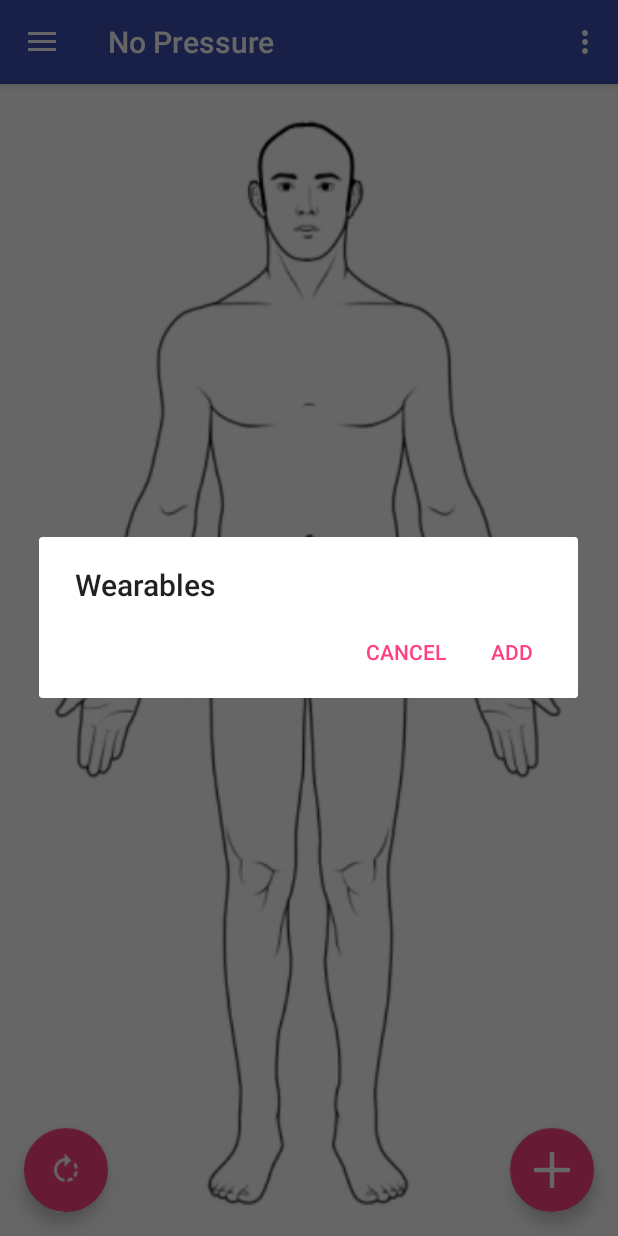
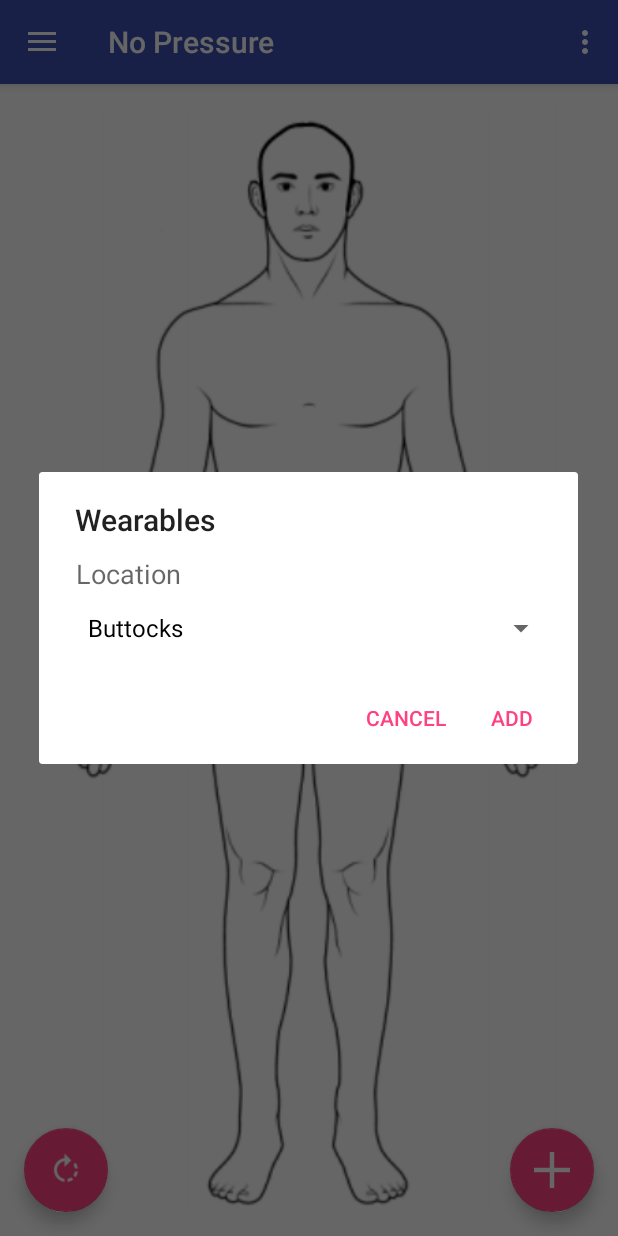
Before and after one commit to michechuang/no-pressure, an Android app: the screen it shows after launch (MainActivity), after a tap on an icon or button, on a phone screen of 412 x 824 dp. Run offline under Robolectric (Android 15) with nearby library versions, the phone set to English and light mode, and no system bars.

Commit message:
Hacked shit

```diff
--- a/app/NoPressure/app/src/main/AndroidManifest.xml
+++ b/app/NoPressure/app/src/main/AndroidManifest.xml
@@ -1,6 +1,8 @@
 <?xml version="1.0" encoding="utf-8"?>
 <manifest xmlns:android="http://schemas.android.com/apk/res/android"
     package="com.hatchinghealth.nopressure">
+
+    <uses-permission android:name="android.permission.SEND_SMS"/>
 
     <application
         android:allowBackup="true"
@@ -18,5 +20,4 @@
             </intent-filter>
         </activity>
     </application>
-
 </manifest>
--- a/app/NoPressure/app/src/main/java/com/hatchinghealth/nopressure/AddWearableDialogFragment.java
+++ b/app/NoPressure/app/src/main/java/com/hatchinghealth/nopressure/AddWearableDialogFragment.java
@@ -5,26 +5,46 @@ import android.content.DialogInterface;
 import android.os.Bundle;
 import android.support.v4.app.DialogFragment;
 import android.support.v7.app.AlertDialog;
+import android.view.View;
+import android.widget.ArrayAdapter;
+import android.widget.Spinner;
 
 /**
  * Created by Michelle on 3/12/2016.
  */
 public class AddWearableDialogFragment extends DialogFragment {
+
+    private DialogInterface.OnClickListener onClickListener;
+
     @Override
     public Dialog onCreateDialog(Bundle savedInstanceState) {
         AlertDialog.Builder builder = new AlertDialog.Builder(getActivity());
         builder.setTitle(R.string.wearables);
 
-        builder.setPositiveButton(R.string.add_wearable, new DialogInterface.OnClickListener() {
+        View view = getActivity().getLayoutInflater().inflate(R.layout.add_wearable, null);
 
-            @Override
-            public void onClick(DialogInterface dialog, int which) {
-                // Add my wearable
-            }
-        });
+        Spinner dropdown = (Spinner) view.findViewById(R.id.add_wearable_spinner);
+        String[] items = new String[] {
+                "Buttocks",
+                "Tail bone",
+                "Shoulder blade",
+                "Heel",
+                "Outer ankle"};
+        ArrayAdapter<String> adapter = new ArrayAdapter<String>(
+                getActivity(), android.R.layout.simple_spinner_dropdown_item, items);
+        dropdown.setAdapter(adapter);
+
+        float dpi = getResources().getDisplayMetrics().density;
+        builder.setView(view, (int) (25 *dpi), (int)(10*dpi), (int)(14*dpi), (int) (5 * dpi));
+
+        builder.setPositiveButton(R.string.add_wearable, onClickListener);
 
         builder.setNegativeButton(R.string.cancel_wearable, null);
 
         return builder.create();
     }
+
+    public void setOnAddClickListener(DialogInterface.OnClickListener listener) {
+        this.onClickListener = listener;
+    }
 }
--- a/app/NoPressure/app/src/main/res/layout/add_wearable.xml
+++ b/app/NoPressure/app/src/main/res/layout/add_wearable.xml
@@ -1,6 +1,19 @@
 <?xml version="1.0" encoding="utf-8"?>
 <LinearLayout xmlns:android="http://schemas.android.com/apk/res/android"
-    android:orientation="vertical" android:layout_width="match_parent"
-    android:layout_height="match_parent">
+    android:orientation="vertical"
+    android:layout_width="wrap_content"
+    android:layout_height="wrap_content"
+    android:layout_margin="20dp">
 
+    <TextView
+        android:layout_width="wrap_content"
+        android:layout_height="wrap_content"
+        android:text="@string/select_wearable"
+        android:textAppearance="?android:attr/textAppearanceMedium"
+        />
+    <Spinner
+        android:id="@+id/add_wearable_spinner"
+        android:layout_width="match_parent"
+        android:layout_height="wrap_content"
+        android:spinnerMode="dropdown" />
 </LinearLayout>
--- a/app/NoPressure/app/src/main/res/values/strings.xml
+++ b/app/NoPressure/app/src/main/res/values/strings.xml
@@ -9,4 +9,5 @@
     <string name="wearables">Wearables</string>
     <string name="add_wearable">Add</string>
     <string name="cancel_wearable">Cancel</string>
+    <string name="select_wearable">Location</string>
 </resources>
```
Also changed, not shown: app/NoPressure/app/src/main/java/com/hatchinghealth/nopressure/MainActivity.java (+62 -10 lines), app/NoPressure/app/src/main/res/drawable/body_back_butt_green.png (added), app/NoPressure/app/src/main/res/drawable/body_back_butt_red.png (added).
